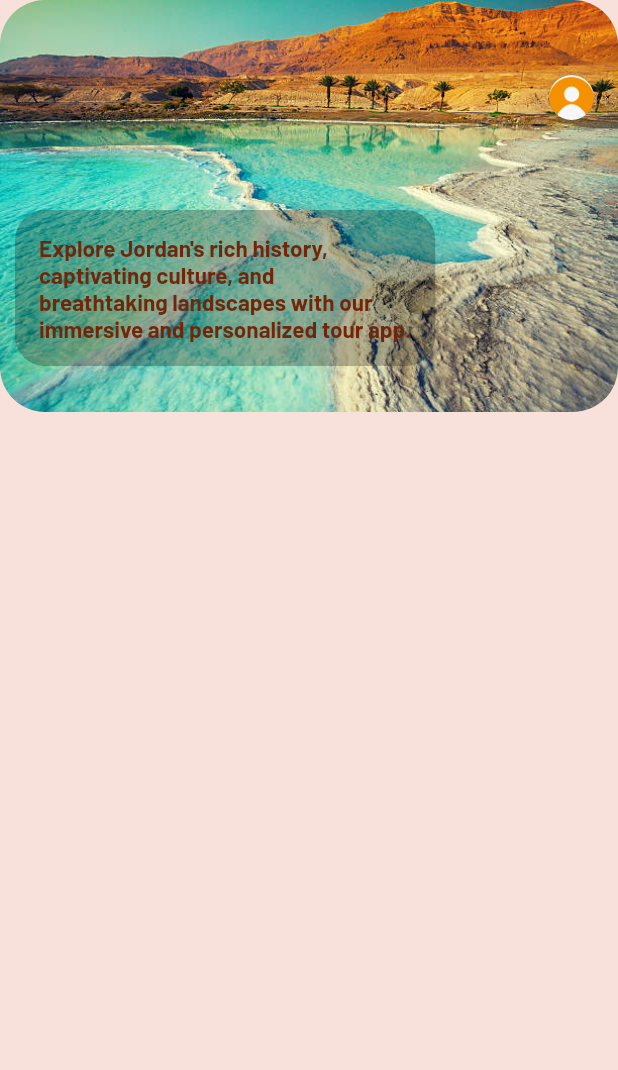
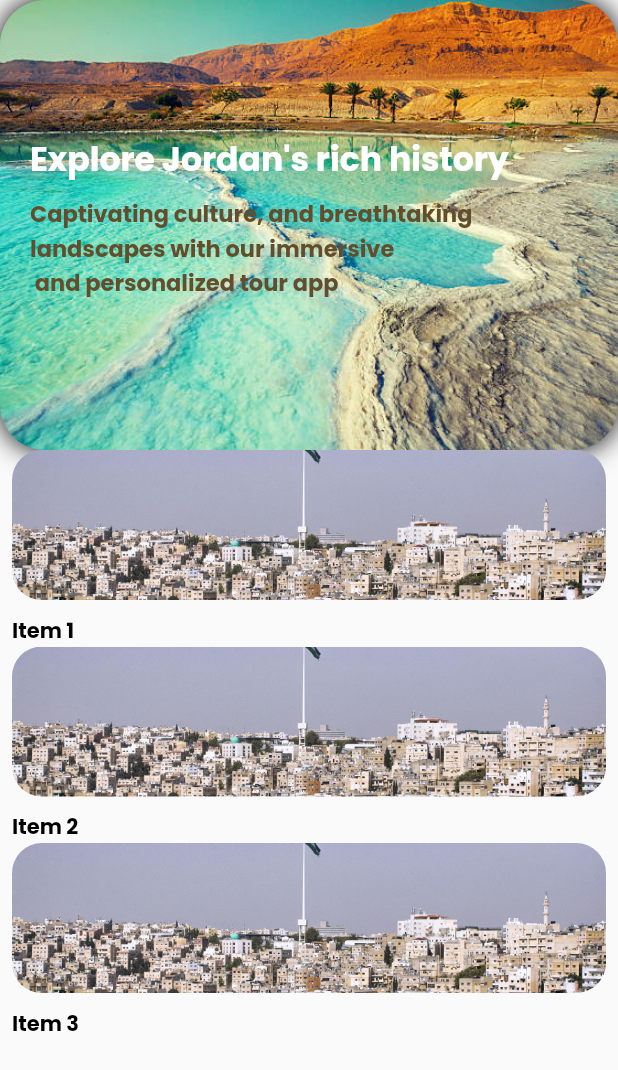
Before and after one commit to AuXiNN/Tour, a Flutter app: the HomePage screen opened by its route, on a phone screen of 412 x 824 dp. Shown: the top 1070 px of the screen. Run offline on Flutter 3.47's test engine with Material 2 defaults, Android fonts, the phone set to English and light mode, and no system bars; our stand-ins replace awesome_dialog, firebase_auth, firebase_core, google_fonts; accounts and stored records are empty.

Commit message:
first commit

```diff
--- a/lib/Pages/homepage.dart
+++ b/lib/Pages/homepage.dart
@@ -1,92 +1,110 @@
-import 'package:firebase_auth/firebase_auth.dart';
 import 'package:flutter/material.dart';
 import 'package:google_fonts/google_fonts.dart';
-import 'package:tour/AppColors/colors.dart';
-import 'package:tour/Widgets/userprofile.dart';
+import 'package:tour/Widgets/ListViewOfPlaces.dart';
+
+import '../Widgets/ListViewOfPlaces.dart'; // Import the ClickableImagesList class
 
 class HomePage extends StatefulWidget {
-  const HomePage({Key? key}) : super(key: key);
+  const HomePage({Key? key});
 
   @override
-  _HomePageState createState() => _HomePageState();
+  State<HomePage> createState() => _HomePageState();
 }
 
 class _HomePageState extends State<HomePage> {
   @override
   Widget build(BuildContext context) {
     return Scaffold(
-
-      backgroundColor: AppColors.backgroundcolor,
-      body: Stack(
+      body: Column(
         children: [
-          // Background image with rounded corners
-          ClipRRect(
+          Stack(
+            children: [
+              Container(
+                height: 300,
+                decoration: BoxDecoration(
                   borderRadius: BorderRadius.circular(30.0),
-            child: Container(
-              width: double.infinity,
-              child: Image.asset(
-                'images/deadsea.jpg',
+                  boxShadow: const [
+                    BoxShadow(
+                      color: Colors.black,
+                      offset: Offset(0.0, 0.0),
+                      blurRadius: 15.0,
+                    ),
+                  ],
+                ),
+                child: ClipRRect(
+                  borderRadius: BorderRadius.circular(30.0),
+                  child: const Image(
+                    image: AssetImage('images/deadsea.jpg'),
                     fit: BoxFit.cover,
                   ),
                 ),
               ),
               Positioned(
-            top: 50, // Adjust this value to move the profile picture down
-            right: 16,
-            child: GestureDetector(
-              onTap: () {
-                Navigator.of(context).pushReplacementNamed("homepage");
-              },
-              child: const CircleAvatar(
-                backgroundImage: AssetImage('images/profilepic.png'),
-                radius: 15,
+                top: 90,
+                left: 20,
+                child: Column(
+                  crossAxisAlignment: CrossAxisAlignment.start,
+                  children: [
+                    Text(
+                      "Explore Jordan's rich history",
+                      style: GoogleFonts.poppins(
+                        textStyle: const TextStyle(
+                          color: Colors.white,
+                          fontWeight: FontWeight.bold,
+                          fontSize: 22,
                         ),
                       ),
                     ),
-          Positioned(
-            top: 140,
-            left: 10,
-            child: Container(
-              // Box with padding, black background, and rounded corners
-              padding: const EdgeInsets.all(16),
-              decoration: BoxDecoration(
-                color: const Color.fromARGB(255, 0, 0, 0).withOpacity(0.25),
-                borderRadius: BorderRadius.circular(20.0),
-              ),
-              child: RichText(
-                text: TextSpan(
-                  style: GoogleFonts.barlow(
+                    const SizedBox(height: 8),
+                    Text(
+                      "Captivating culture, and breathtaking",
+                      style: GoogleFonts.poppins(
                         textStyle: const TextStyle(
-                      color: Color.fromARGB(255, 113, 38, 9),
+                          color: Color.fromARGB(255, 98, 77, 45),
                           fontWeight: FontWeight.bold,
                           fontSize: 15,
                         ),
                       ),
-                  children: const [
-                    TextSpan(
-                      text: "Explore Jordan's rich history,",
                     ),
-                    TextSpan(
-                      text: "\n",
+                    Text(
+                      "landscapes with our immersive",
+                      style: GoogleFonts.poppins(
+                        textStyle: const TextStyle(
+                          color: Color.fromARGB(255, 98, 77, 45),
+                          fontWeight: FontWeight.bold,
+                          fontSize: 15,
                         ),
-                    TextSpan(
-                      text: "captivating culture, and",
                       ),
-                    TextSpan(
-                      text: "\n",
                     ),
-                    TextSpan(
-                      text: "breathtaking landscapes with our",
+                    Text(
+                      " and personalized tour app",
+                      style: GoogleFonts.poppins(
+                        textStyle: const TextStyle(
+                          color: Color.fromARGB(255, 98, 77, 45),
+                          fontWeight: FontWeight.bold,
+                          fontSize: 15,
                         ),
-                    TextSpan(
-                      text: "\n",
                       ),
-                    TextSpan(
-                      text: "immersive and personalized tour app.",
                     ),
                   ],
                 ),
               ),
+            ],
+          ),
+         const Expanded(
+            child: ListViewOfPlaces(
+              imagesPaths: [
+                'images/jordan.jpg',
+                'images/jordan.jpg',
+                'images/jordan.jpg',
+                // Add more image URLs as needed
+              ],
+              itemNames: [
+                'Item 1',
+                'Item 2',
+                'Item 3',
+                // Add more item names as needed
+              ],
             ),
           ),
         ],
--- /dev/null
+++ b/lib/Widgets/ListViewOfPlaces.dart
@@ -0,0 +1,59 @@
+import 'package:flutter/material.dart';
+import 'package:google_fonts/google_fonts.dart';
+
+class ListViewOfPlaces extends StatelessWidget {
+  final List<String> imagesPaths;
+  final List<String> itemNames;
+
+  const ListViewOfPlaces({
+    super.key,
+    required this.imagesPaths,
+    required this.itemNames,
+  });
+
+  @override
+  Widget build(BuildContext context) {
+    return Expanded(
+      child: ListView.builder(
+        scrollDirection: Axis.vertical,
+        itemCount: imagesPaths.length,
+        itemBuilder: (context, index) {
+          return InkWell(
+            onTap: () {
+              // Handle click event, e.g., navigate to a new screen
+              print('Clicked on ${itemNames[index]}');
+            },
+            child: Container(
+              margin: const EdgeInsets.symmetric(horizontal: 8),
+              child: Column(
+                crossAxisAlignment: CrossAxisAlignment.start,
+                children: [
+                  ClipRRect(
+                    borderRadius: BorderRadius.circular(20),
+                    child: Image.asset(
+                      imagesPaths[index],
+                      height: 100,
+                      width: double.infinity,
+                      fit: BoxFit.cover,
+                    ),
+                  ),
+                  const SizedBox(height: 10),
+                  Text(
+                    itemNames[index],
+                    style: GoogleFonts.poppins(
+                      textStyle: const TextStyle(
+                        color: Colors.black,
+                        fontSize: 14,
+                        fontWeight: FontWeight.bold,
+                      ),
+                    ),
+                  ),
+                ],
+              ),
+            ),
+          );
+        },
+      ),
+    );
+  }
+}
--- a/lib/main.dart
+++ b/lib/main.dart
@@ -37,11 +37,11 @@ class _MyAppState extends State<MyApp> {
   Widget build(context) {
     return MaterialApp(
       debugShowCheckedModeBanner: false,
-      home: FirebaseAuth.instance.currentUser== null ? const Login() : const HomePage(),
+      home: FirebaseAuth.instance.currentUser== null ? const Login() :  HomePage(),
       routes: {
         "signup" :(context) => const SignUp(),
         "login" : (context) => const Login(),
-        "homepage" :(context) => const  HomePage(),
+        "homepage" :(context) =>   HomePage(),
 
 
       },
--- a/pubspec.yaml
+++ b/pubspec.yaml
@@ -72,6 +72,8 @@ flutter:
     - images/google.png
     - images/profilepic.png
     - images/deadsea.jpg
+    - images/jordan.jpg
+
 
   # An image asset can refer to one or more resolution-specific "variants", see
   # https://flutter.dev/assets-and-images/#resolution-aware
```
Also changed, not shown: images/jordan.jpg (added), 1 other file. Lines whose indentation alone changed are shown as unchanged.
